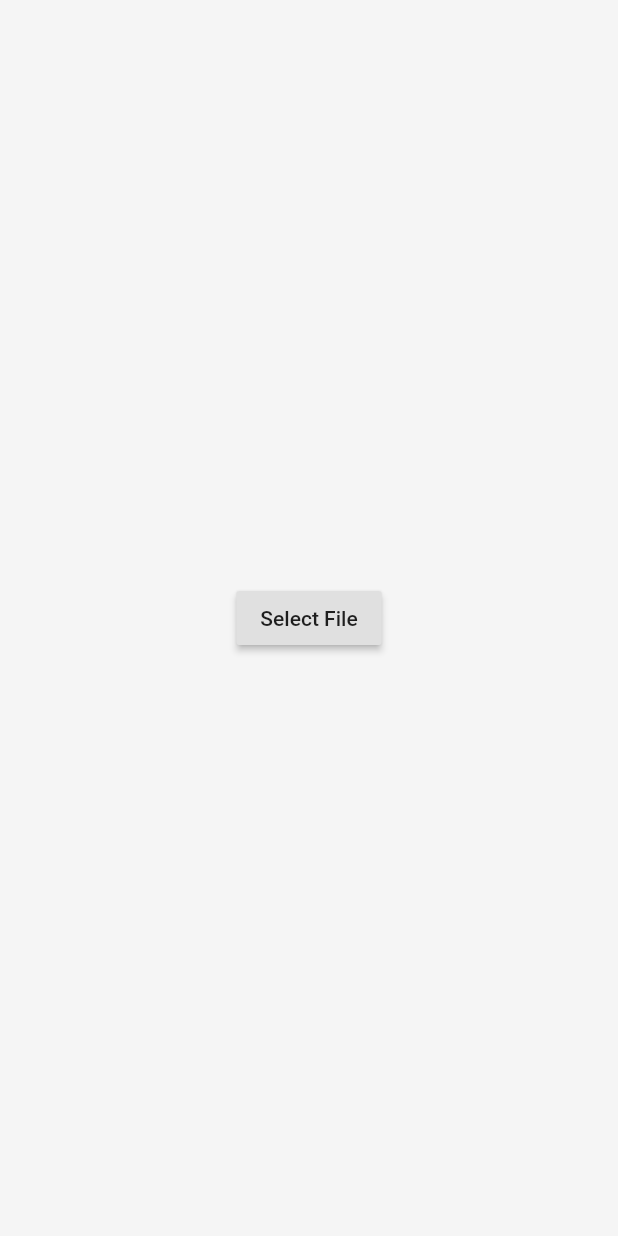
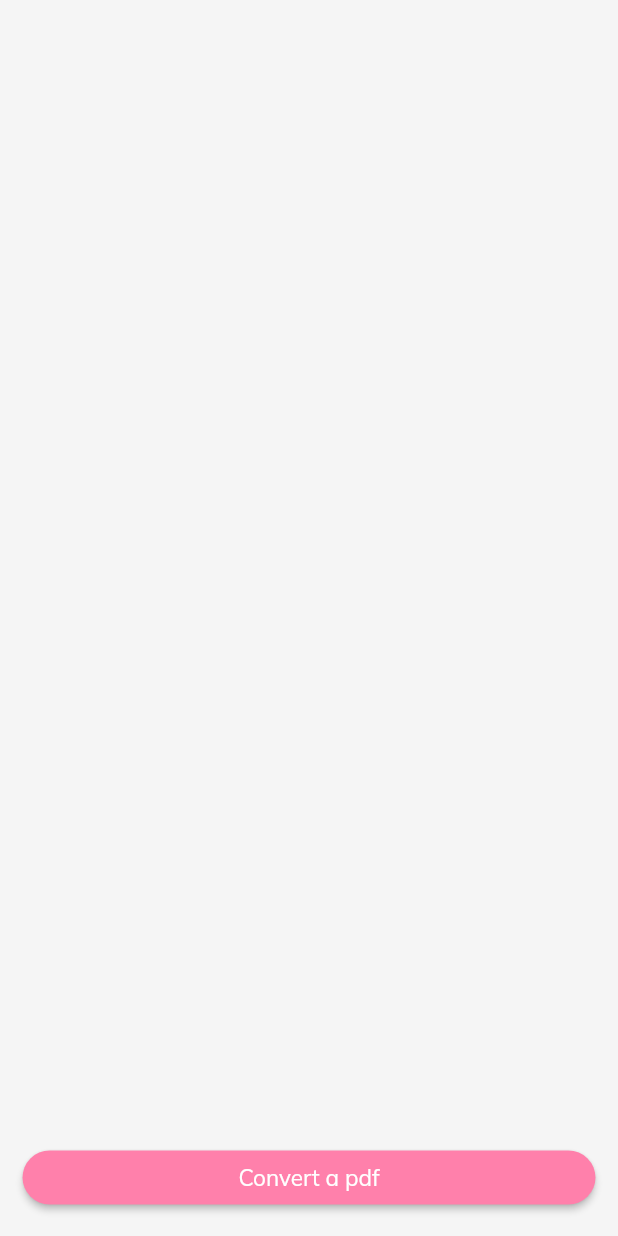
Before and after one commit to khanmujeeb687/Amazon-Seller-Tool, a Flutter app: the screen it shows after launch, on a phone screen of 412 x 824 dp. Run offline on Flutter 3.47's test engine with Material 2 defaults, Android fonts, the light colour scheme and no system bars; our stand-ins replace file_picker, fluttertoast, google_fonts, lottie, open_file; missing offline and left inert: excel, pdf_text; project files that could hold a hidden picture were left out.

Commit message:
added ui changes

```diff
--- a/lib/Home.dart
+++ b/lib/Home.dart
@@ -2,9 +2,13 @@ import 'dart:io';
 
 import 'package:file_picker/file_picker.dart';
 import 'package:flutter/material.dart';
+import 'package:juna/components/BazarComponents.dart';
 import 'package:juna/logic/AmazoPdf.dart';
 import 'package:juna/logic/ExcelUtil.dart';
 import 'package:juna/logic/amazon_pdf_toexcel_maker.dart';
+import 'package:juna/util/screen_util.dart';
+import 'package:juna/values/assets.dart';
+import 'package:lottie/lottie.dart';
 import 'package:open_file/open_file.dart';
 import 'file:///G:/AndroidStudioProjects/bazar/juna/lib/logic/PdfUtil.dart';
 import 'package:pdf_text/pdf_text.dart';
@@ -23,25 +27,19 @@ class _HomeState extends State<Home> {
   Widget build(BuildContext context) {
     return Scaffold(
       body: loading?Center(
-        child: CircularProgressIndicator(),
-      ):Center(
-        child:data==null? Column(
-          mainAxisAlignment: MainAxisAlignment.center,
+        child: Lottie.asset(Assets.LoadingAnimation),
+      ):Container(
+        padding: EdgeInsets.all(15),
+        width: ScreenUtil.getScreenWidth(context),
+        height: ScreenUtil.getScreenHeight(context),
+        child:Column(
+          mainAxisAlignment: MainAxisAlignment.end,
           mainAxisSize: MainAxisSize.max,
           children: [
-            RaisedButton(onPressed: _selectfile,
-            child: Text("Select File"),
-            )
+            Container(
+                width: ScreenUtil.getScreenWidth(context),
+                child: BazarRoundedButton("Convert a pdf",onClick: _selectfile))
           ],
-        ):Padding(
-          padding: const EdgeInsets.all(20.0),
-          child: ListTile(
-              title: Text(data),
-            subtitle: RaisedButton(
-            child: Text("open"),
-              onPressed: ()=>OpenFile.open(data),
-          )
-              )
         ),
       )
     );
--- a/lib/values/assets.dart
+++ b/lib/values/assets.dart
@@ -1,4 +1,5 @@
 class Assets{
- static const String LoadingAnimation="assets/lottie/loader.json";
- static const String SellerBg="assets/lottie/seller_bg.json";
+ static const String LoadingAnimation="assets/loader.json";
+ static const String pdf="assets/pdf.json";
+ static const String scn="assets/scan.json";
 }
--- a/pubspec.yaml
+++ b/pubspec.yaml
@@ -58,8 +58,10 @@ flutter:
   uses-material-design: true
 
   # To add assets to your application, add an assets section, like this:
-  # assets:
-  #   - images/a_dot_burr.jpeg
+  assets:
+     - assets/loader.json
+     - assets/scan.json
+     - assets/pdf.json
   #   - images/a_dot_ham.jpeg
 
   # An image asset can refer to one or more resolution-specific "variants", see
```
Also changed, not shown: assets/loader.json (added, +1 -0 lines).
